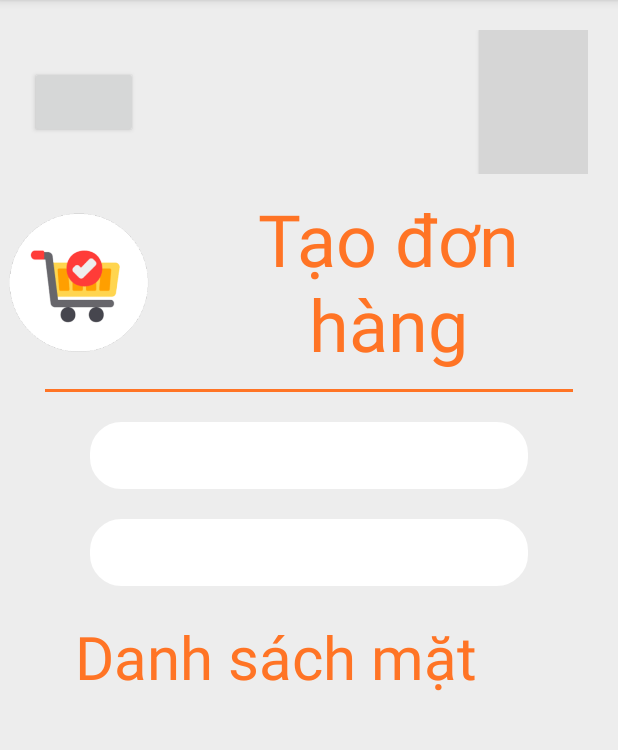
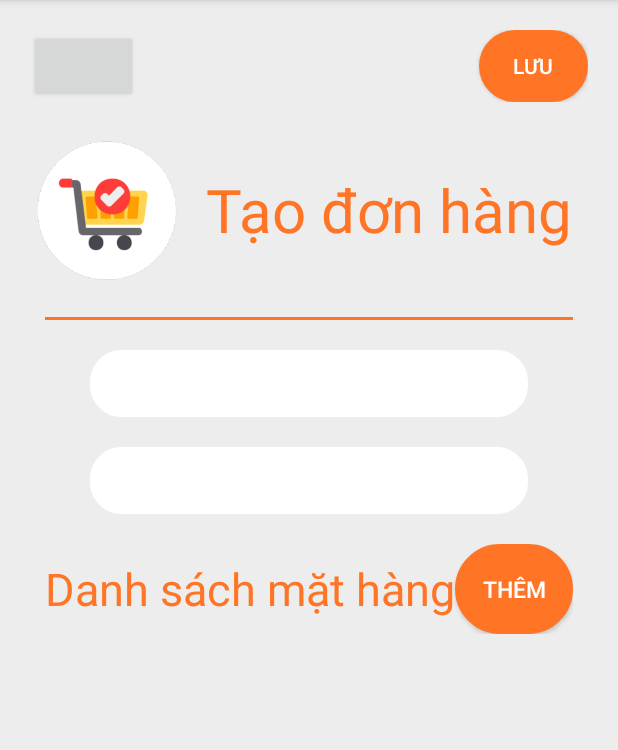
Before and after one commit to sstatsuya/GiuaKyAndroid, an Android app: the ThemDonHangActivity screen opened directly, with no data from a screen before it, on a phone screen of 412 x 824 dp, the part 84-834 px from its top. Run offline under Robolectric (Android 15) with nearby library versions, the light colour scheme and no system bars; grey boxes are pictures that could not be loaded.

Commit message:
Thêm đơn hàng

```diff
--- a/app/src/main/res/layout/activity_them_don_hang.xml
+++ b/app/src/main/res/layout/activity_them_don_hang.xml
@@ -29,7 +29,7 @@
             android:layout_width="40dp"
             android:layout_height="wrap_content"
             android:layout_weight="1"
-            android:background="@drawable/Orange_Border_Button"
+            android:background="@drawable/orange_border_button"
             android:text="lưu"
             android:textColor="@color/white" />
     </LinearLayout>
@@ -52,7 +52,7 @@
             android:paddingHorizontal="12dp"
             android:text="@string/tao_don_hang"
             android:textColor="@color/primary"
-            android:textSize="48dp" />
+            android:textSize="40dp" />
 
     </LinearLayout>
 
@@ -85,7 +85,7 @@
     <LinearLayout
         android:layout_width="match_parent"
         android:layout_height="60dp"
-        android:layout_marginHorizontal="50dp"
+        android:layout_marginHorizontal="30dp"
         android:layout_marginTop="20dp"
         android:orientation="horizontal">
 
@@ -93,15 +93,14 @@
             android:layout_width="wrap_content"
             android:layout_height="match_parent"
             android:text="@string/danh_sach_mat_hang"
+            android:gravity="center_vertical"
             android:textColor="@color/primary"
-            android:textSize="40dp" />
+            android:textSize="30dp" />
 
         <Button
             android:layout_width="wrap_content"
             android:layout_height="match_parent"
-            android:layout_marginLeft="20dp"
-            android:paddingHorizontal="15dp"
-            android:background="@drawable/Orange_Border_Button"
+            android:background="@drawable/orange_border_button"
             android:text="@string/them"
             android:textColor="@color/white"
             android:textSize="15dp" />
@@ -113,7 +112,6 @@
         android:layout_height="wrap_content"
         android:layout_marginHorizontal="20dp">
 
-
     </ScrollView>
 
 </LinearLayout>
```
Also changed, not shown: app/src/main/java/com/example/giuakyandroid/tien/MenuActivity.java (+12 -1 lines), app/src/main/res/drawable/ic_add_button.xml (added, +10 -0 lines), app/src/main/res/drawable/ic_sub_button.xml (added, +10 -0 lines), app/src/main/res/layout/layout_them_mat_hang_item.xml (+72 -3 lines).
